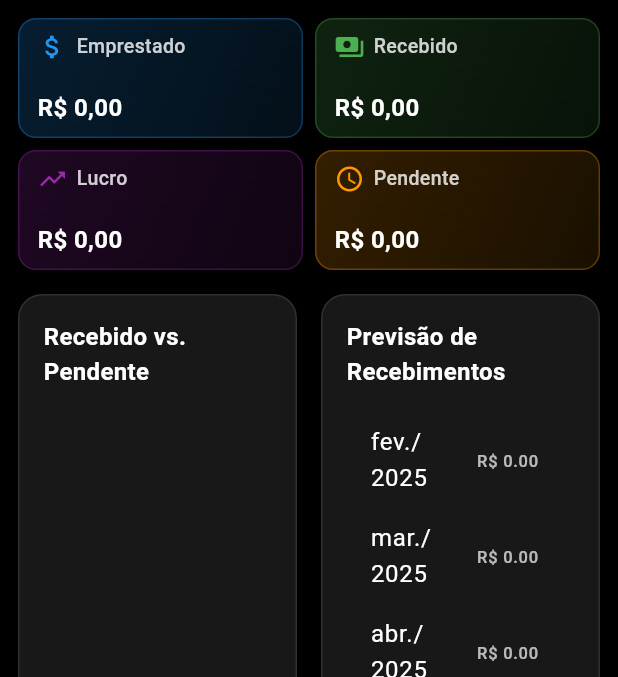
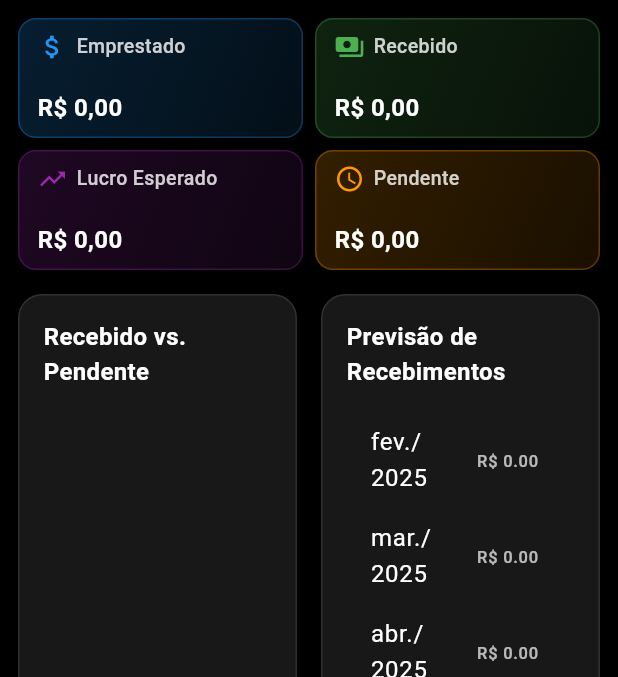
Before and after one commit to roudjni/facilite, a Flutter app: the RelatoriosScreen screen opened by its route, after a tap on the "arrow forward" icon, on a phone screen of 412 x 824 dp, the part 72-749 px from its top. Run offline on Flutter 3.47's test engine with Material 3 defaults, Android fonts, the phone set to English and light mode, and no system bars; drawn by our look-alikes of fl_chart; our stand-ins replace flutter_multi_formatter, flutter_svg, mask_text_input_formatter, pdf, printing, sqflite and 1 more; missing offline and left inert: bcrypt, window_manager; accounts and stored records are empty.

Commit message:
fix: corrige cálculo do lucro e renomeia card para 'Lucro Esperado'

```diff
--- a/lib/screens/relatorios/relatorios_screen.dart
+++ b/lib/screens/relatorios/relatorios_screen.dart
@@ -100,16 +100,16 @@ class _RelatoriosScreenState extends State<RelatoriosScreen> with SingleTickerPr
 
     double totalEmprestado = 0.0;
     double totalRecebido = 0.0;
-    double lucro = 0.0;
+    double lucroEsperado = 0.0;
 
     for (final emprestimo in emprestimos) {
       totalEmprestado += emprestimo.valor;
-      final valorTotal = emprestimo.valor * (1 + emprestimo.juros / 100);
+      final valorTotal = emprestimo.valor * (1 + emprestimo.juros / 100); // Valor total a ser recebido
       final recebido = emprestimo.parcelasDetalhes
           .where((p) => p['status'] == 'Paga')
           .fold(0.0, (sum, p) => sum + p['valor']);
       totalRecebido += recebido;
-      lucro += recebido - emprestimo.valor;
+      lucroEsperado += valorTotal - emprestimo.valor; // Lucro esperado: valor total - valor emprestado
     }
 
     // Tendência de empréstimos (pode ser adaptado para a visualização geral, se necessário)
@@ -136,7 +136,7 @@ class _RelatoriosScreenState extends State<RelatoriosScreen> with SingleTickerPr
       relatorio = {
         'totalEmprestado': totalEmprestado,
         'totalRecebido': totalRecebido,
-        'lucro': lucro,
+        'lucro': lucroEsperado, // Usando lucroEsperado
         'pendente': totalEmprestado - totalRecebido,
         'tendenciaEmprestimos': tendenciaEmprestimos,
       };
@@ -365,8 +365,8 @@ class _RelatoriosScreenState extends State<RelatoriosScreen> with SingleTickerPr
           Colors.green,
         ),
         _buildResumoCard(
-          'Lucro',
-          relatorio!['lucro'],
+          'Lucro Esperado', // Nome do card alterado
+          relatorio!['lucro'], // Usando o valor de lucroEsperado
           Icons.trending_up,
           Colors.purple,
         ),
```
